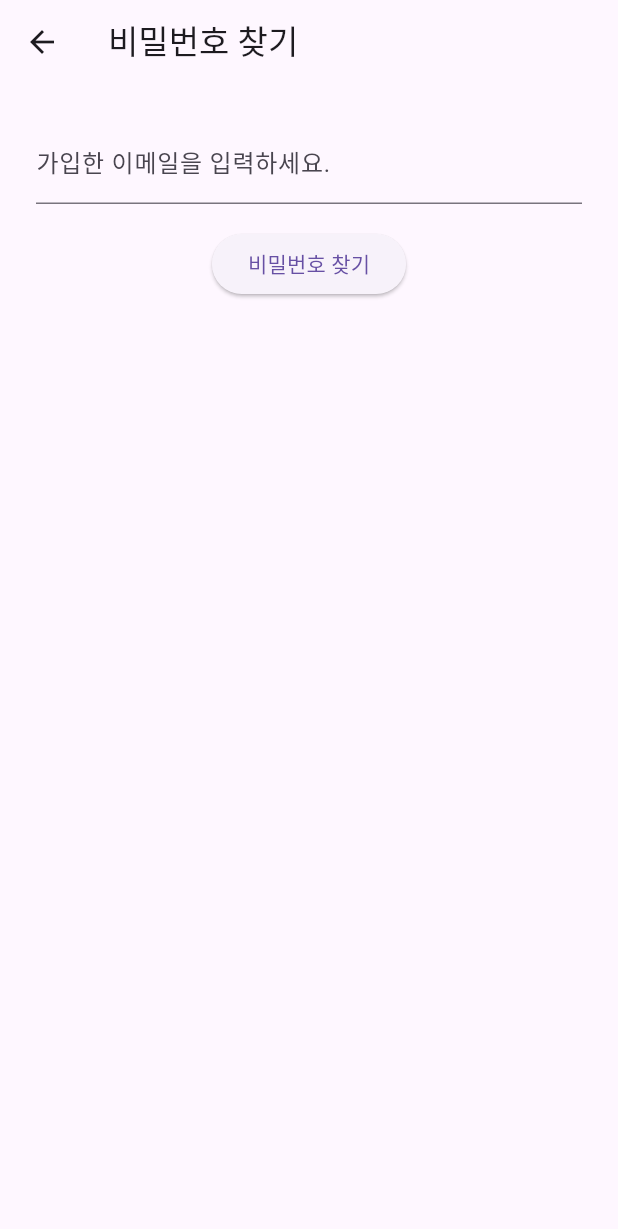
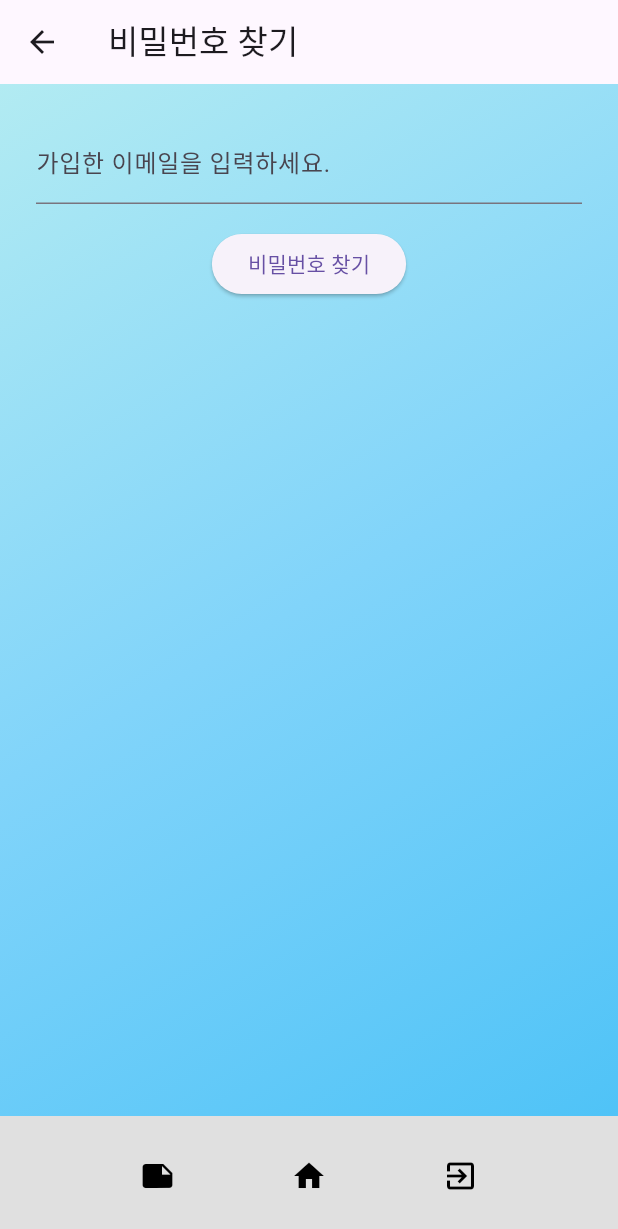
Before and after one commit to kthowns/mobile-dictionary, a Flutter app: the FindPwPage screen opened by its route, on a phone screen of 412 x 824 dp. Shown: the top 1229 px of the screen. Run offline on Flutter 3.47's test engine with Material 3 defaults, Android fonts, the phone set to English and light mode, and no system bars.

Commit message:
fix:PW찾기 화면 배경삽입 - 로그인 페이지 UI와 통일화

```diff
--- a/mobidic_flutter/lib/find_pw_page.dart
+++ b/mobidic_flutter/lib/find_pw_page.dart
@@ -44,8 +44,8 @@ class _FindPwPageState extends State<FindPwPage> {
       showDialog(
         context: context,
         builder: (_) => AlertDialog(
-          title: const Text("비밀번호 재설정"),
-          content: const Text("이메일로 재설정 메일이 발송되었습니다."),
+          title: const Text("비밀번호 찾기"),
+          content: const Text("당신의 비밀벊호는: testpassword입니다."),
           actions: [
             TextButton(
               onPressed: () => Navigator.pop(context),
@@ -71,7 +71,21 @@ class _FindPwPageState extends State<FindPwPage> {
   Widget build(BuildContext context) {
     return Scaffold(
       appBar: AppBar(title: const Text("비밀번호 찾기")),
-      body: Padding(
+      body: Container(
+        width: double.infinity,
+        height: double.infinity,
+        decoration: const BoxDecoration(
+          gradient: LinearGradient(
+            colors: [
+              Color(0xFFb2ebf2),
+              Color(0xFF81d4fa),
+              Color(0xFF4fc3f7),
+            ],
+            begin: Alignment.topLeft,
+            end: Alignment.bottomRight,
+          ),
+        ),
+        child: Padding(
           padding: const EdgeInsets.all(24.0),
           child: Column(
             children: [
@@ -90,7 +104,23 @@ class _FindPwPageState extends State<FindPwPage> {
                   errorMessage,
                   style: const TextStyle(color: Colors.red),
                 ),
+              const SizedBox(height: 40),
             ],
+          ),
+        ),
+      ),
+      bottomNavigationBar: BottomAppBar(
+        color: Colors.grey[300],
+        child: Padding(
+          padding: const EdgeInsets.symmetric(vertical: 4.0),
+          child: Row(
+            mainAxisAlignment: MainAxisAlignment.spaceEvenly,
+            children: const [
+              Icon(Icons.note, color: Colors.black),
+              Icon(Icons.home, color: Colors.black),
+              Icon(Icons.exit_to_app, color: Colors.black),
+            ],
+          ),
         ),
       ),
     );
```
Lines whose indentation alone changed are shown as unchanged.
